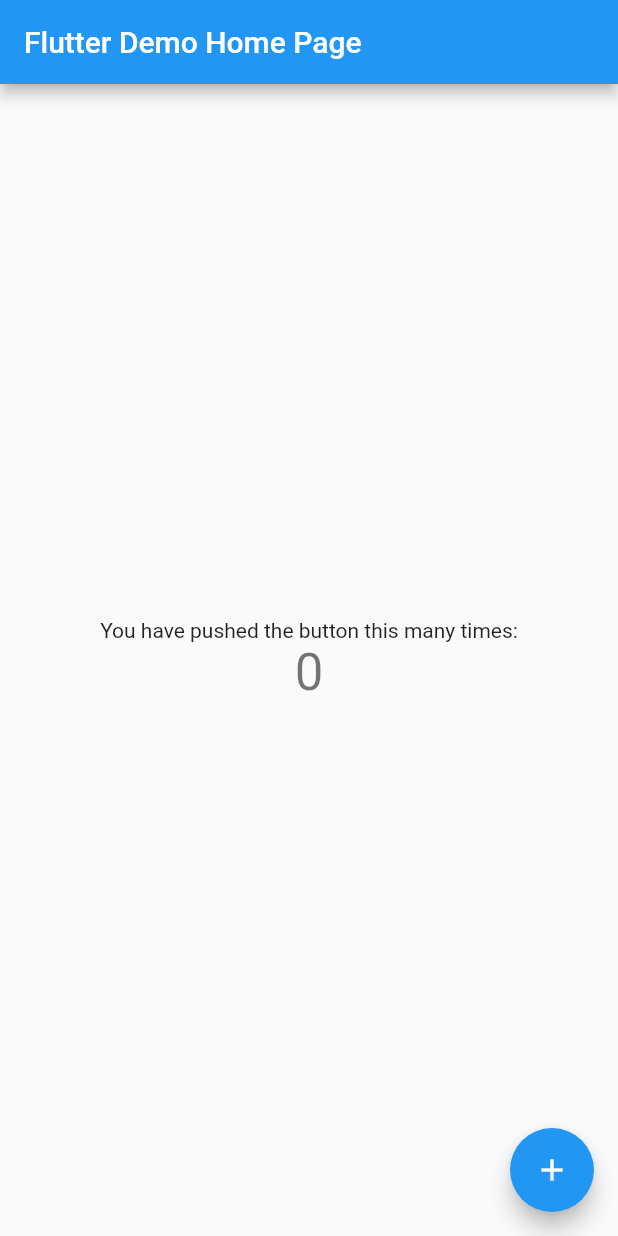
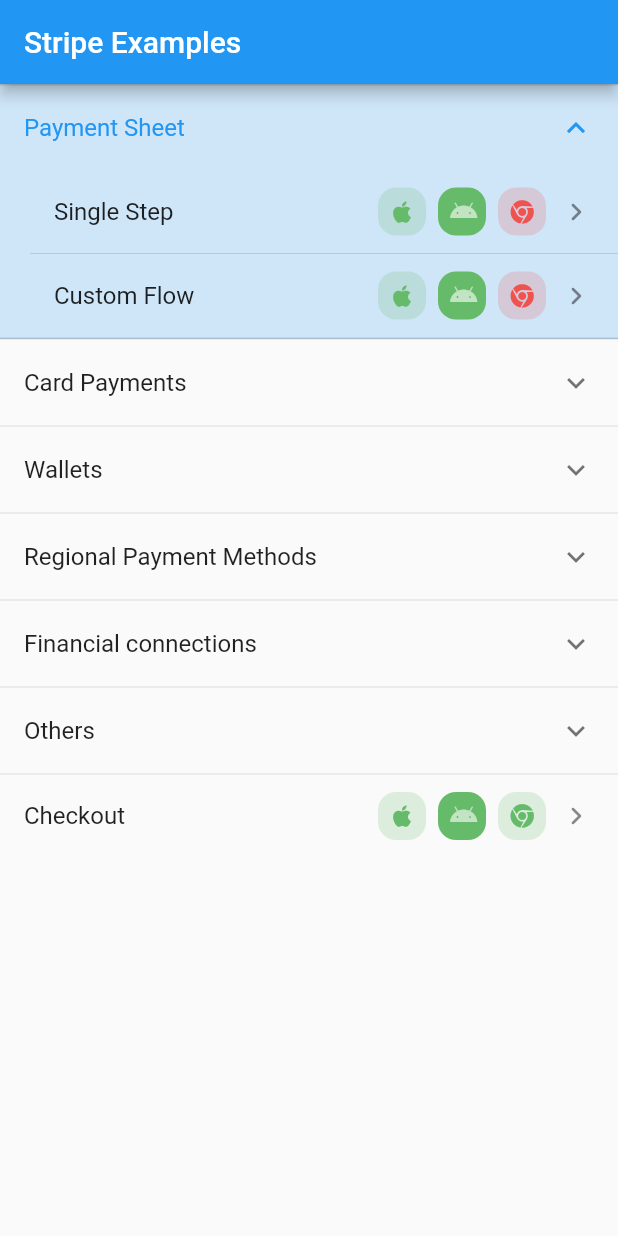
Before and after one commit to OneSignalDevelopers/onesignal-supabase-sample-integration-app, a Flutter app: the screen it shows after launch, on a phone screen of 412 x 824 dp. Run offline on Flutter 3.47's test engine with Material 2 defaults, Android fonts, the phone set to English and light mode, and no system bars; our stand-ins replace font_awesome_flutter; missing offline and left inert: dart:html, flutter_stripe, pay, stripe_checkout.

Commit message:
Display payment screens

```diff
--- a/lib/main.dart
+++ b/lib/main.dart
@@ -1,6 +1,16 @@
 import 'package:flutter/material.dart';
+import 'package:flutter_stripe/flutter_stripe.dart';
+import 'package:app/.env.dart';
+import 'screens/screens.dart';
+import 'widgets/dismiss_focus_overlay.dart';
 
-void main() {
+void main() async {
+  WidgetsFlutterBinding.ensureInitialized();
+
+  Stripe.publishableKey = stripePublishableKey;
+  Stripe.merchantIdentifier = 'merchant.flutter.stripe.test';
+  await Stripe.instance.applySettings();
+
   runApp(const MyApp());
 }
 
@@ -13,15 +23,6 @@
     return MaterialApp(
       title: 'Flutter Demo',
       theme: ThemeData(
-        // This is the theme of your application.
-        //
-        // Try running your application with "flutter run". You'll see the
-        // application has a blue toolbar. Then, without quitting the app, try
-        // changing the primarySwatch below to Colors.green and then invoke
-        // "hot reload" (press "r" in the console where you ran "flutter run",
-        // or simply save your changes to "hot reload" in a Flutter IDE).
-        // Notice that the counter didn't reset back to zero; the application
-        // is not restarted.
         primarySwatch: Colors.blue,
       ),
       home: const MyHomePage(title: 'Flutter Demo Home Page'),
@@ -32,15 +33,6 @@
 class MyHomePage extends StatefulWidget {
   const MyHomePage({super.key, required this.title});
 
-  // This widget is the home page of your application. It is stateful, meaning
-  // that it has a State object (defined below) that contains fields that affect
-  // how it looks.
-
-  // This class is the configuration for the state. It holds the values (in this
-  // case the title) provided by the parent (in this case the App widget) and
-  // used by the build method of the State. Fields in a Widget subclass are
-  // always marked "final".
-
   final String title;
 
   @override
@@ -48,68 +40,23 @@
 }
 
 class _MyHomePageState extends State<MyHomePage> {
-  int _counter = 0;
-
-  void _incrementCounter() {
-    setState(() {
-      // This call to setState tells the Flutter framework that something has
-      // changed in this State, which causes it to rerun the build method below
-      // so that the display can reflect the updated values. If we changed
-      // _counter without calling setState(), then the build method would not be
-      // called again, and so nothing would appear to happen.
-      _counter++;
-    });
+  @override
+  void initState() {
+    super.initState();
   }
 
   @override
   Widget build(BuildContext context) {
-    // This method is rerun every time setState is called, for instance as done
-    // by the _incrementCounter method above.
-    //
-    // The Flutter framework has been optimized to make rerunning build methods
-    // fast, so that you can just rebuild anything that needs updating rather
-    // than having to individually change instances of widgets.
     return Scaffold(
       appBar: AppBar(
-        // Here we take the value from the MyHomePage object that was created by
-        // the App.build method, and use it to set our appbar title.
-        title: Text(widget.title),
+        title: const Text('Stripe Examples'),
       ),
-      body: Center(
-        // Center is a layout widget. It takes a single child and positions it
-        // in the middle of the parent.
-        child: Column(
-          // Column is also a layout widget. It takes a list of children and
-          // arranges them vertically. By default, it sizes itself to fit its
-          // children horizontally, and tries to be as tall as its parent.
-          //
-          // Invoke "debug painting" (press "p" in the console, choose the
-          // "Toggle Debug Paint" action from the Flutter Inspector in Android
-          // Studio, or the "Toggle Debug Paint" command in Visual Studio Code)
-          // to see the wireframe for each widget.
-          //
-          // Column has various properties to control how it sizes itself and
-          // how it positions its children. Here we use mainAxisAlignment to
-          // center the children vertically; the main axis here is the vertical
-          // axis because Columns are vertical (the cross axis would be
-          // horizontal).
-          mainAxisAlignment: MainAxisAlignment.center,
-          children: <Widget>[
-            const Text(
-              'You have pushed the button this many times:',
-            ),
-            Text(
-              '$_counter',
-              style: Theme.of(context).textTheme.headline4,
-            ),
-          ],
+      body: ListView(children: [
+        ...ListTile.divideTiles(
+          context: context,
+          tiles: [for (final example in Example.screens) example],
         ),
-      ),
-      floatingActionButton: FloatingActionButton(
-        onPressed: _incrementCounter,
-        tooltip: 'Increment',
-        child: const Icon(Icons.add),
-      ), // This trailing comma makes auto-formatting nicer for build methods.
+      ]),
     );
   }
 }
```
